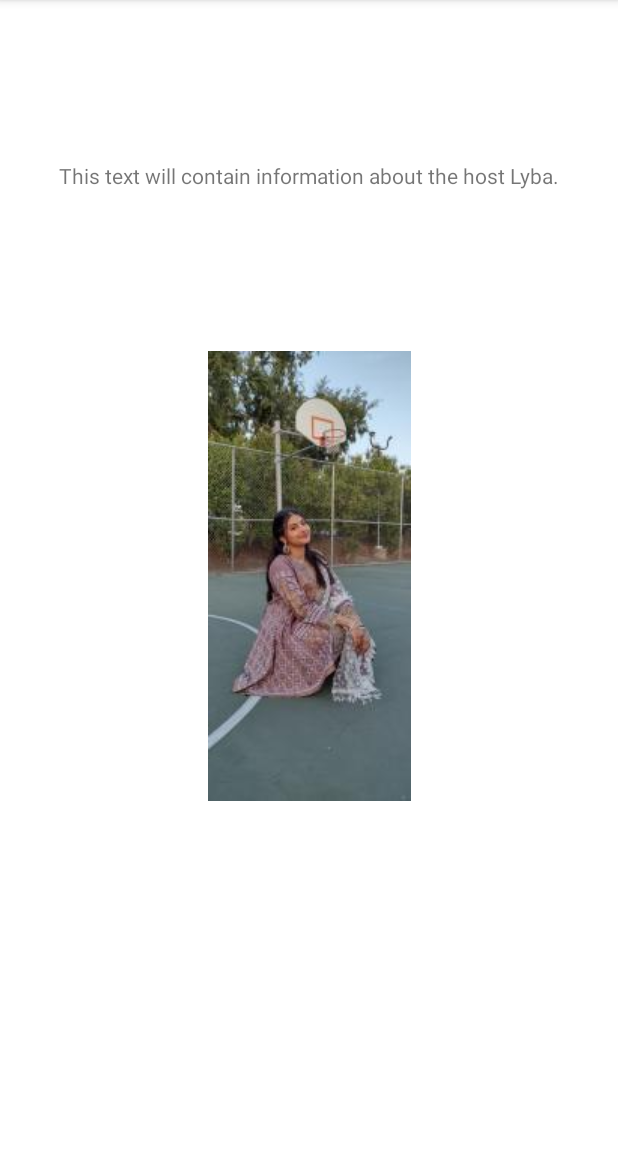
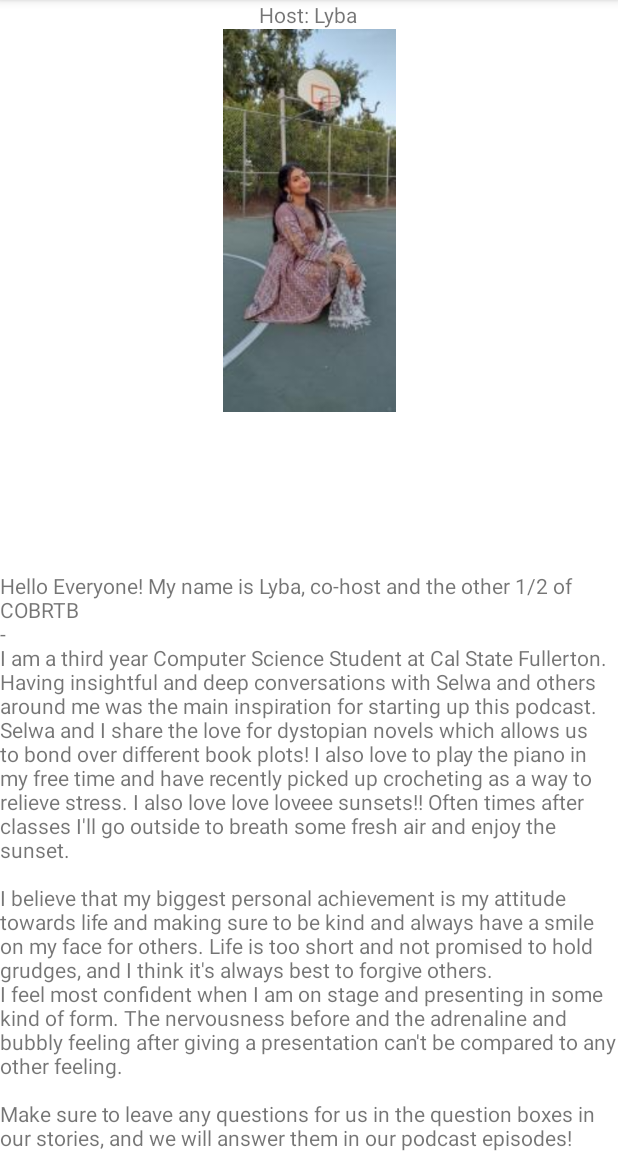
Before and after one commit to CSUF-CPSC411-2021F/group-project-Couple-Of-Buds-Mobile-App, an Android app: the HostLybaFragment screen opened through its navigation route, on a phone screen of 412 x 824 dp, the part 84-1236 px from its top. Run offline under Robolectric (Android 15) with nearby library versions, the phone set to English and light mode, and no system bars; our stand-ins replace navigation-ui.

Commit message:
Implemented fragments and navigation

```diff
--- a/app/src/main/java/com/example/cobrtb/AboutFragment.kt
+++ b/app/src/main/java/com/example/cobrtb/AboutFragment.kt
@@ -32,6 +32,11 @@ class AboutFragment : Fragment() {
                 view : View -> view.findNavController().navigate(R.id.action_aboutFragment_to_hostLybaFragment)
         }
 
+        binding.selwaButton.setOnClickListener {
+                view : View -> view.findNavController().navigate(R.id.action_aboutFragment_to_hostSelwaFragment)
+        }
+
+
         return binding.root
 
     }
--- a/app/src/main/java/com/example/cobrtb/HostLybaFragment.kt
+++ b/app/src/main/java/com/example/cobrtb/HostLybaFragment.kt
@@ -5,6 +5,10 @@ import androidx.fragment.app.Fragment
 import android.view.LayoutInflater
 import android.view.View
 import android.view.ViewGroup
+import androidx.drawerlayout.widget.DrawerLayout
+import androidx.navigation.findNavController
+import androidx.navigation.fragment.findNavController
+import androidx.navigation.ui.NavigationUI
 import com.example.cobrtb.databinding.FragmentHostLybaBinding
 
 
@@ -16,6 +20,7 @@ import com.example.cobrtb.databinding.FragmentHostLybaBinding
 class HostLybaFragment : Fragment() {
 
 
+
     override fun onCreateView(
         inflater: LayoutInflater, container: ViewGroup?,
         savedInstanceState: Bundle?
@@ -25,10 +30,27 @@ class HostLybaFragment : Fragment() {
 
         val binding = FragmentHostLybaBinding.inflate(layoutInflater)
 
-        binding.textView.text = "This text will contain information about the host Lyba."
+        binding.textView6.text = "Hello Everyone! My name is Lyba, co-host and the other 1/2 of COBRTB\n" +
+                "-\n" +
+                "I am a third year Computer Science Student at Cal State Fullerton. Having insightful" +
+                " and deep conversations with Selwa and others around me was the main inspiration for starting up this podcast. " +
+                "Selwa and I share the love for dystopian novels which allows us to bond over different book plots! " +
+                "I also love to play the piano in my free time and have recently picked up crocheting as a way to relieve stress." +
+                " I also love love loveee sunsets!! Often times after classes I'll go outside to breath some fresh air and enjoy the sunset.\n" +
+                "\n" +
+                "I believe that my biggest personal achievement is my attitude towards life and making " +
+                "sure to be kind and always have a smile on my face for others. Life is too short and" +
+                " not promised to hold grudges, and I think it's always best to forgive others.\n" +
+                "I feel most confident when I am on stage and presenting in some kind of form. The" +
+                " nervousness before and the adrenaline and bubbly feeling after giving a presentation " +
+                "can't be compared to any other feeling.\n" +
+                "\n" +
+                "Make sure to leave any questions for us in the question boxes in our stories, and " +
+                "we will answer them in our podcast episodes!"
 
         return binding.root
     }
 
 
+
 }
--- a/app/src/main/res/layout/activity_main.xml
+++ b/app/src/main/res/layout/activity_main.xml
@@ -9,7 +9,7 @@
     <TextView
         android:layout_width="wrap_content"
         android:layout_height="wrap_content"
-        android:text="Hello World!"
+        android:text=""
         app:layout_constraintBottom_toBottomOf="parent"
         app:layout_constraintLeft_toLeftOf="parent"
         app:layout_constraintRight_toRightOf="parent"
--- a/app/src/main/res/layout/fragment_host_lyba.xml
+++ b/app/src/main/res/layout/fragment_host_lyba.xml
@@ -7,14 +7,12 @@
     android:layout_height="match_parent"
     tools:context=".HostLybaFragment">
 
-    <!-- TODO: Update blank fragment layout -->
 
     <TextView
         android:id="@+id/textView"
         android:layout_width="wrap_content"
         android:layout_height="wrap_content"
         android:text="Host: Lyba"
-        app:layout_constraintBottom_toTopOf="@+id/imageView"
         app:layout_constraintEnd_toEndOf="parent"
         app:layout_constraintHorizontal_bias="0.498"
         app:layout_constraintStart_toStartOf="parent"
@@ -22,14 +20,23 @@
 
     <ImageView
         android:id="@+id/imageView"
+        android:layout_width="135dp"
+        android:layout_height="255dp"
+        android:src="@drawable/lybahostimage"
+        app:layout_constraintEnd_toEndOf="parent"
+        app:layout_constraintStart_toStartOf="parent"
+        app:layout_constraintTop_toBottomOf="@+id/textView" />
+
+    <TextView
+        android:id="@+id/textView6"
         android:layout_width="wrap_content"
         android:layout_height="wrap_content"
-        android:src="@drawable/lybahostimage"
-        tools:layout_editor_absoluteX="138dp"
-        tools:layout_editor_absoluteY="173dp"
         app:layout_constraintBottom_toBottomOf="parent"
         app:layout_constraintEnd_toEndOf="parent"
+        app:layout_constraintHorizontal_bias="0.0"
         app:layout_constraintStart_toStartOf="parent"
-        app:layout_constraintTop_toTopOf="parent" />
+        app:layout_constraintTop_toBottomOf="@+id/imageView"
+        app:layout_constraintVertical_bias="1.0" />
+
 
 </androidx.constraintlayout.widget.ConstraintLayout>
--- a/app/src/main/res/navigation/navigation.xml
+++ b/app/src/main/res/navigation/navigation.xml
@@ -13,10 +13,20 @@
         <action
             android:id="@+id/action_aboutFragment_to_hostLybaFragment"
             app:destination="@id/hostLybaFragment" />
+        <action
+            android:id="@+id/action_aboutFragment_to_hostSelwaFragment"
+            app:destination="@id/hostSelwaFragment" />
     </fragment>
     <fragment
         android:id="@+id/hostLybaFragment"
         android:name="com.example.cobrtb.HostLybaFragment"
         android:label="fragment_host_lyba"
         tools:layout="@layout/fragment_host_lyba" />
+    <fragment
+        android:id="@+id/hostSelwaFragment"
+        android:name="com.example.cobrtb.HostSelwaFragment"
+        android:label="fragment_host_selwa"
+        tools:layout="@layout/fragment_host_selwa" />
+
+
 </navigation>
```
Also changed, not shown: app/src/main/java/com/example/cobrtb/HostSelwa.kt (deleted, +0 -27 lines), app/src/main/java/com/example/cobrtb/HostSelwaFragment.kt (added, +47 -0 lines), app/src/main/res/layout/fragment_about.xml (+38 -9 lines), app/src/main/res/layout/fragment_host_selwa.xml (+31 -7 lines).
